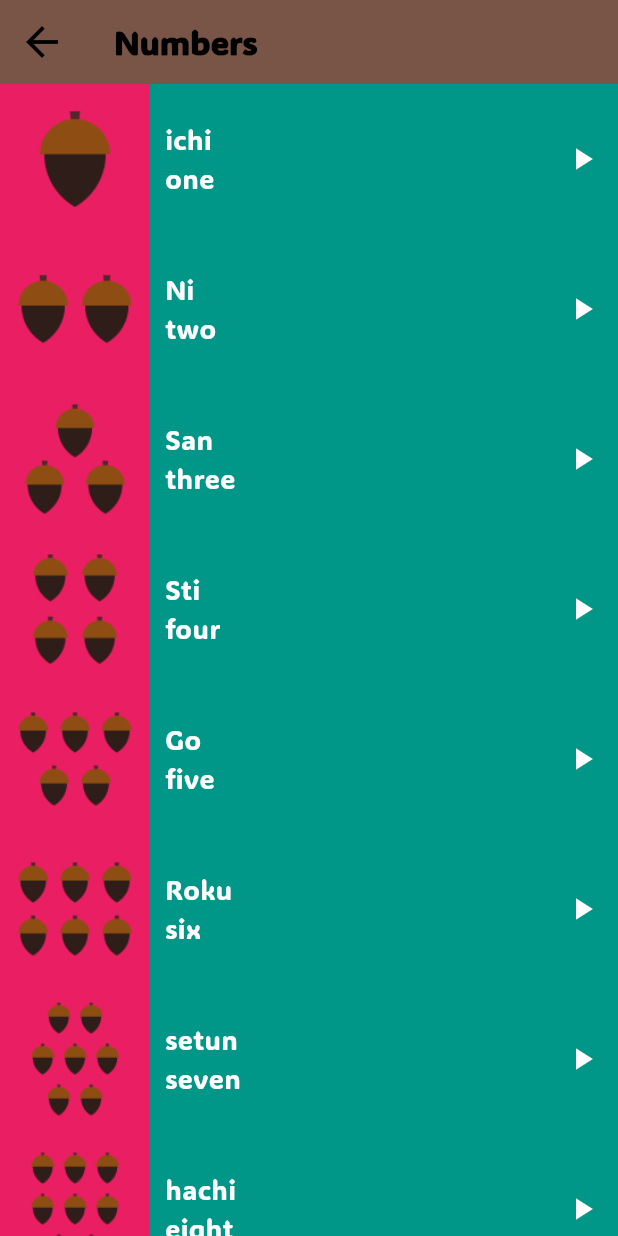
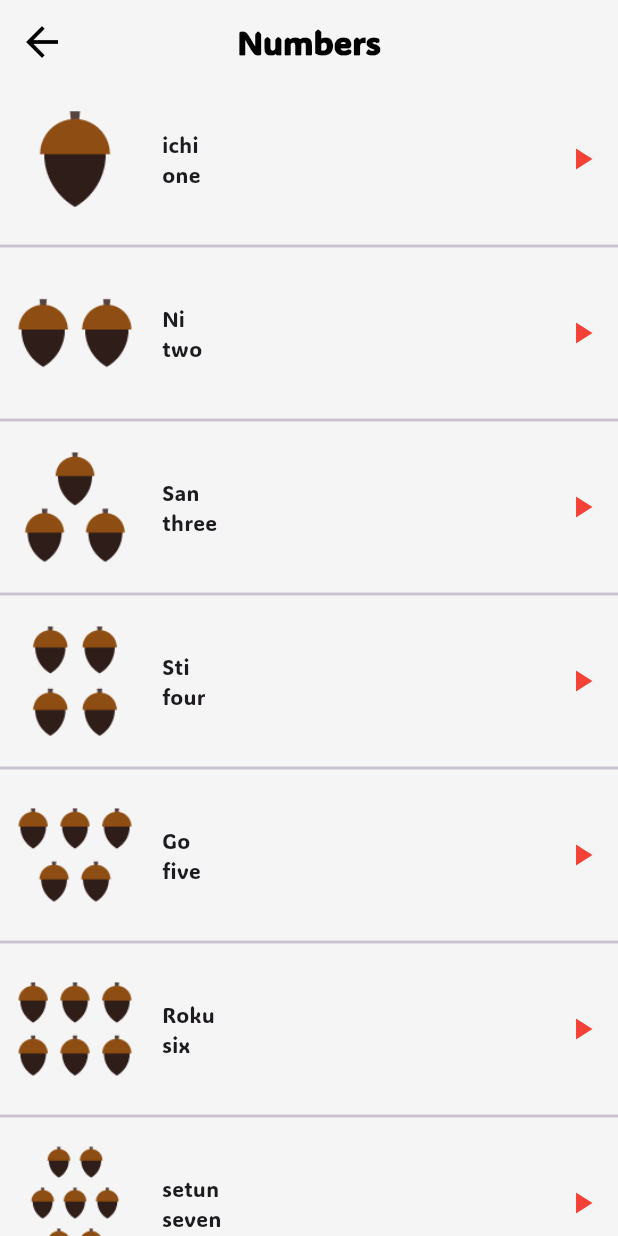
Before and after one commit to MuhammadDev01/toku_app, a Flutter app: the NumbersScreen screen opened directly, on a phone screen of 412 x 824 dp. Run offline on Flutter 3.47's test engine with Material 3 defaults, Android fonts, the phone set to English and light mode, and no system bars; our stand-ins replace audioplayers, device_preview.

Commit message:
refactor number screen

```diff
--- a/lib/components/component.dart
+++ b/lib/components/component.dart
@@ -2,77 +2,35 @@ import 'package:audioplayers/audioplayers.dart';
 import 'package:flutter/material.dart';
 import 'package:toku_app/models/toku_model.dart';
 
-Widget defaultCategory({
-  required void Function()? onTap,
-  required Color color,
-  required String categoryName,
-}) =>
-    GestureDetector(
-      onTap: onTap,
-      child: Container(
-        padding: const EdgeInsets.only(left: 15),
-        alignment: Alignment.centerLeft,
-        color: color,
-        width: double.infinity,
-        height: 70.0,
-        child: Text(
-          categoryName,
-          style: const TextStyle(
-            color: Colors.white,
-            fontSize: 18.0,
-            fontWeight: FontWeight.bold,
-          ),
-        ),
-      ),
-    );
-
-Widget defaultCategoryItem({
-  required Color color,
+Widget tokuBuilderItem({
   required TokuModel model,
 }) =>
-    Container(
-      color: color,
-      child: Row(
+    Row(
       children: [
-          Container(
-            color: Colors.pink,
-            height: 100.0,
-            child: Image.asset(
+        Image.asset(
           model.imgPath!,
-            ),
+          height: 100,
         ),
         Padding(
-            padding: const EdgeInsets.only(
-              left: 10.0,
-            ),
+          padding: const EdgeInsets.only(left: 8.0),
           child: Column(
             crossAxisAlignment: CrossAxisAlignment.start,
             mainAxisSize: MainAxisSize.min,
             children: [
               Text(
                 model.jpName,
-                  style: const TextStyle(
-                    color: Colors.white,
-                    fontSize: 18.0,
-                  ),
               ),
               Text(
                 model.enName,
-                  style: const TextStyle(
-                    color: Colors.white,
-                    fontSize: 18.0,
-                  ),
               ),
             ],
           ),
         ),
-          const Spacer(
-            flex: 1,
-          ),
+        const Spacer(),
         IconButton(
           icon: const Icon(
             Icons.play_arrow,
-              color: Colors.white,
+            color: Colors.red,
           ),
           onPressed: () async {
             final player = AudioPlayer();
@@ -82,5 +40,4 @@ Widget defaultCategoryItem({
           },
         ),
       ],
-      ),
     );
--- a/lib/screens/colors_screen.dart
+++ b/lib/screens/colors_screen.dart
@@ -69,9 +69,8 @@ class ColorsScreen extends StatelessWidget {
         backgroundColor: Colors.brown,
       ),
       body: ListView.builder(
-        itemBuilder: (context, index) => defaultCategoryItem(
+        itemBuilder: (context, index) => tokuBuilderItem(
           model: colors[index],
-          color: Colors.purple,
         ),
         itemCount: colors.length,
       ),
--- a/lib/screens/family_members_screen.dart
+++ b/lib/screens/family_members_screen.dart
@@ -76,9 +76,8 @@ class FamilyMembersScreen extends StatelessWidget {
         backgroundColor: Colors.brown,
       ),
       body: ListView.builder(
-        itemBuilder: (context, index) => defaultCategoryItem(
+        itemBuilder: (context, index) => tokuBuilderItem(
           model: familyMembers[index],
-          color: Colors.lightGreen,
         ),
         itemCount: familyMembers.length,
       ),
--- a/lib/screens/number_screen.dart
+++ b/lib/screens/number_screen.dart
@@ -73,12 +73,14 @@ class NumbersScreen extends StatelessWidget {
     return Scaffold(
       appBar: AppBar(
         title: const Text('Numbers'),
-        backgroundColor: Colors.brown,
+        centerTitle: true,
       ),
-      body: ListView.builder(
-        itemBuilder: (context, index) => defaultCategoryItem(
+      body: ListView.separated(
+        separatorBuilder: (context, index) => Divider(
+          thickness: 2,
+        ),
+        itemBuilder: (context, index) => tokuBuilderItem(
           model: numbers[index],
-          color: Colors.teal,
         ),
         itemCount: numbers.length,
       ),
```
Lines whose indentation alone changed are shown as unchanged.
